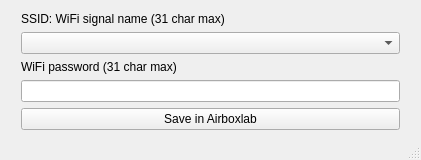
Qt form mainwindow.ui (airboxlab/WifiConfigTool) before a commit.
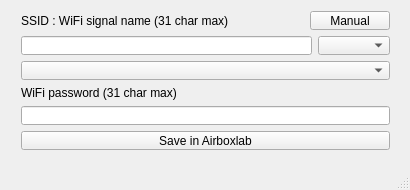
The same form after that commit.

Commit message: Toggle between manual and automatic ssid

Diff of the .ui file:
```diff
--- a/mainwindow.ui
+++ b/mainwindow.ui
@@ -6,20 +6,20 @@
    <rect>
     <x>0</x>
     <y>0</y>
-    <width>421</width>
-    <height>160</height>
+    <width>410</width>
+    <height>190</height>
    </rect>
   </property>
   <property name="minimumSize">
    <size>
-    <width>421</width>
-    <height>160</height>
+    <width>410</width>
+    <height>190</height>
    </size>
   </property>
   <property name="maximumSize">
    <size>
-    <width>421</width>
-    <height>160</height>
+    <width>410</width>
+    <height>190</height>
    </size>
   </property>
   <property name="windowTitle">
@@ -31,25 +31,85 @@
      <rect>
       <x>10</x>
       <y>0</y>
-      <width>401</width>
-      <height>141</height>
+      <width>391</width>
+      <height>161</height>
      </rect>
     </property>
     <layout class="QVBoxLayout" name="verticalLayout_3">
+     <property name="sizeConstraint">
+      <enum>QLayout::SetDefaultConstraint</enum>
+     </property>
      <item>
       <layout class="QHBoxLayout" name="horizontalLayout">
        <item>
         <layout class="QVBoxLayout" name="verticalLayout">
          <item>
-          <widget class="QLabel" name="label_2">
-           <property name="text">
-            <string>SSID: WiFi signal name (31 char max)</string>
+          <layout class="QHBoxLayout" name="horizontalLayout_2">
+           <item>
+            <widget class="QLabel" name="label">
+             <property name="text">
+              <string>SSID : WiFi signal name (31 char max)</string>
+             </property>
+            </widget>
+           </item>
+           <item>
+            <spacer name="horizontalSpacer">
+             <property name="orientation">
+              <enum>Qt::Horizontal</enum>
+             </property>
+             <property name="sizeHint" stdset="0">
+              <size>
+               <width>40</width>
+               <height>20</height>
+              </size>
+             </property>
+            </spacer>
+           </item>
+           <item>
+            <widget class="QPushButton" name="pushButton">
+             <property name="text">
+              <string>Manual</string>
+             </property>
+             <property name="checkable">
+              <bool>true</bool>
+             </property>
+            </widget>
+           </item>
+          </layout>
+         </item>
+         <item>
+          <layout class="QHBoxLayout" name="horizontalLayout_3">
+           <item>
+            <widget class="QLineEdit" name="ssid">
+             <property name="minimumSize">
+              <size>
+               <width>200</width>
+               <height>0</height>
+              </size>
+             </property>
+             <property name="clearButtonEnabled">
+              <bool>false</bool>
+             </property>
+            </widget>
+           </item>
+           <item>
+            <widget class="QComboBox" name="encryption"/>
+           </item>
+          </layout>
+         </item>
+         <item>
+          <widget class="QComboBox" name="comboBox">
+           <property name="sizePolicy">
+            <sizepolicy hsizetype="Preferred" vsizetype="Fixed">
+             <horstretch>0</horstretch>
+             <verstretch>0</verstretch>
+            </sizepolicy>
+           </property>
+           <property name="maxVisibleItems">
+            <number>5</number>
            </property>
           </widget>
          </item>
-         <item>
-          <widget class="QComboBox" name="comboBox"/>
-         </item>
          <item>
           <widget class="QLabel" name="label_3">
            <property name="text">
```
The commit also changes 5 other files.
